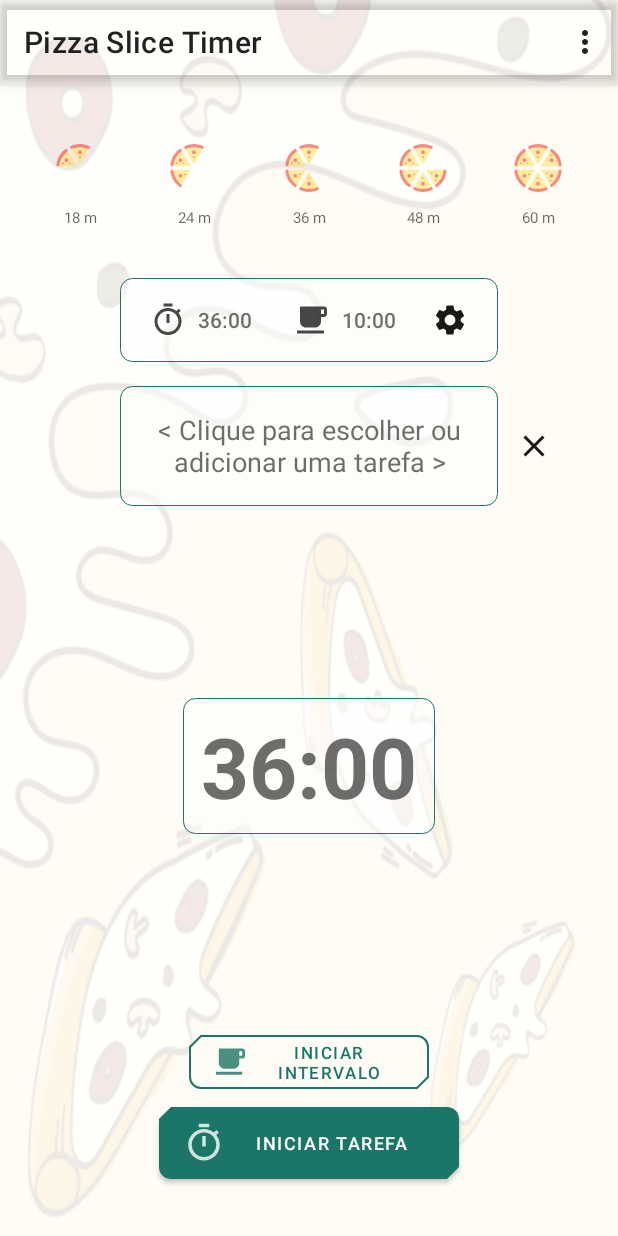
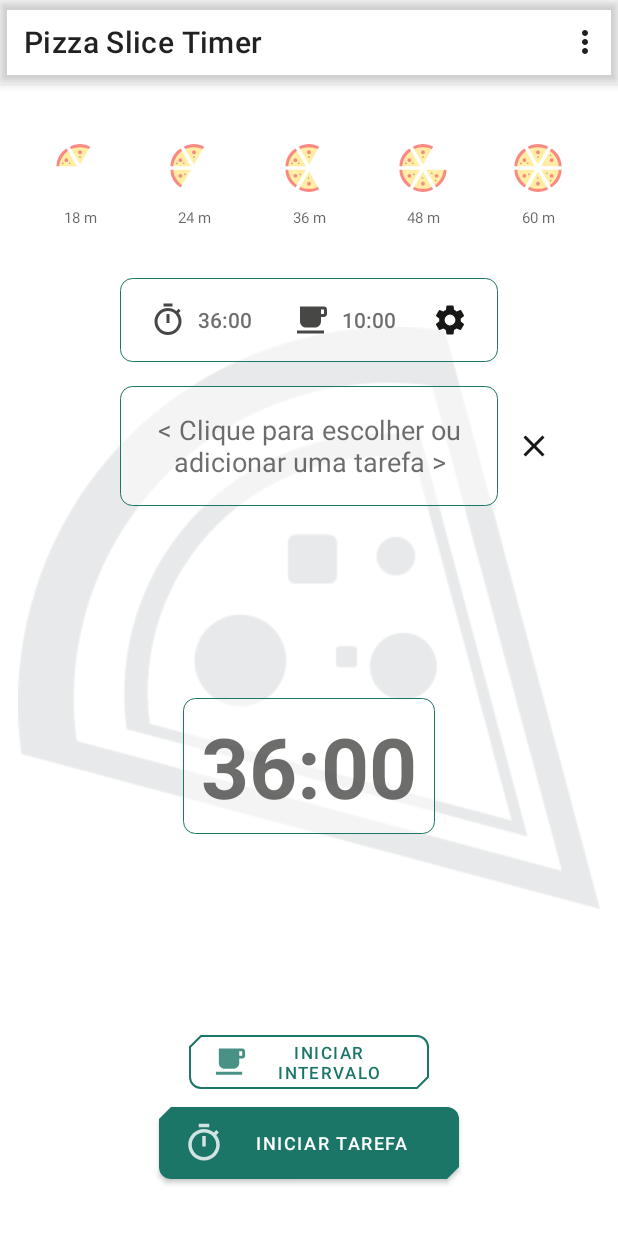
Before and after one commit to alexpfx/chunk_timer, an Android app: the screen it shows after launch (TimerActivity), on a phone screen of 412 x 824 dp. Run offline under Robolectric (Android 15) with nearby library versions, the phone set to English and light mode, and no system bars; our stand-ins replace Room's generated code; 1 statement that could not run was skipped.

Commit message:
background.

```diff
--- a/app/src/main/res/drawable/pizza_background.xml
+++ b/app/src/main/res/drawable/pizza_background.xml
@@ -7,9 +7,9 @@
     </item>
     <item>
         <bitmap
-            android:src="@drawable/g12"
+            android:src="@drawable/pizza_bkg"
             android:alpha="0.1"
-            android:gravity="fill" />
+            android:gravity="center" />
 
     </item>
 
```
Also changed, not shown: app/src/main/res/drawable/bkg2.png (added), app/src/main/res/drawable/bkgpizza3.png (added), app/src/main/res/drawable/pizza_bkg.png (added), app/src/main/res/drawable/pizza_icon480.png (added).
